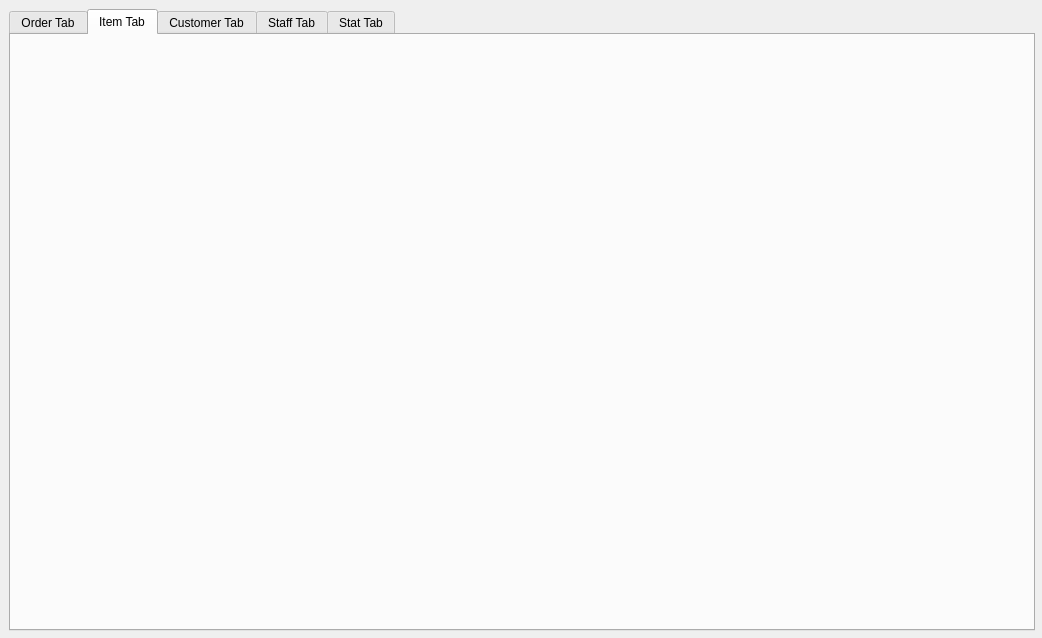
nivcoo/CESI-POO, file window/main/mainwindow.ui: the form before one commit.
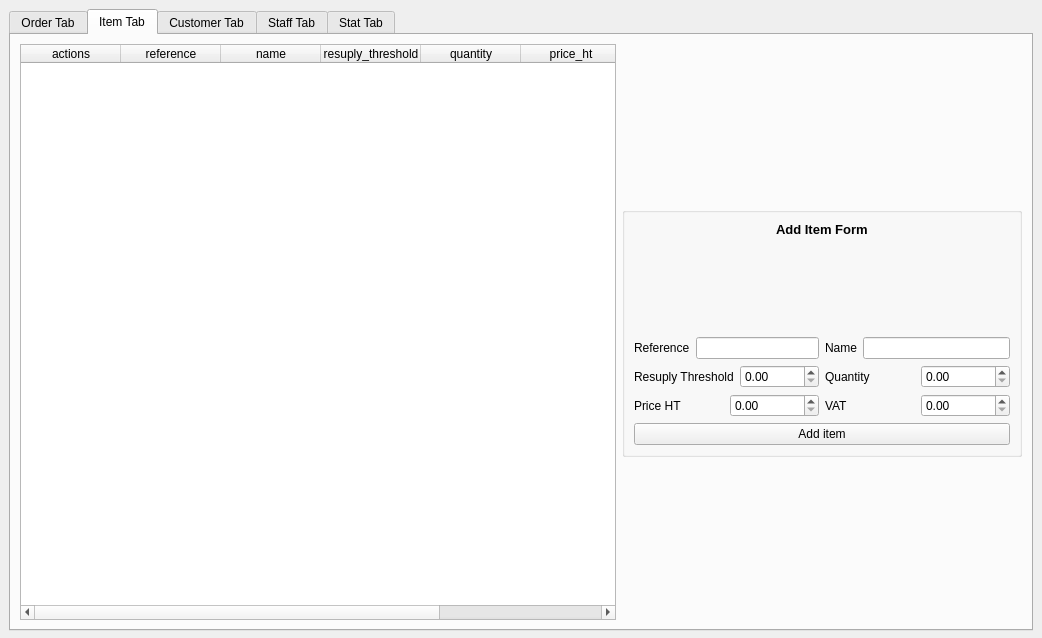
The form after the commit. The open tabs and pages were chosen to show the change.

Commit message: feat. add item tab

What changed in the file:
```diff
--- a/window/main/mainwindow.ui
+++ b/window/main/mainwindow.ui
@@ -54,7 +54,7 @@
        <widget class="QTabWidget" name="tabWidget">
         <property name="minimumSize">
          <size>
-          <width>1026</width>
+          <width>1000</width>
           <height>622</height>
          </size>
         </property>
@@ -73,6 +73,257 @@
          <attribute name="title">
           <string>Item Tab</string>
          </attribute>
+         <layout class="QHBoxLayout" name="horizontalLayout_5">
+          <item>
+           <layout class="QHBoxLayout" name="itemH1">
+            <item>
+             <widget class="QTableWidget" name="itemListTable">
+              <property name="autoFillBackground">
+               <bool>false</bool>
+              </property>
+              <property name="styleSheet">
+               <string notr="true"/>
+              </property>
+              <property name="editTriggers">
+               <set>QAbstractItemView::NoEditTriggers</set>
+              </property>
+              <property name="showGrid">
+               <bool>true</bool>
+              </property>
+              <property name="gridStyle">
+               <enum>Qt::SolidLine</enum>
+              </property>
+              <property name="sortingEnabled">
+               <bool>true</bool>
+              </property>
+              <attribute name="verticalHeaderShowSortIndicator" stdset="0">
+               <bool>false</bool>
+              </attribute>
+              <column>
+               <property name="text">
+                <string>actions</string>
+               </property>
+              </column>
+              <column>
+               <property name="text">
+                <string>reference</string>
+               </property>
+              </column>
+              <column>
+               <property name="text">
+                <string>name</string>
+               </property>
+              </column>
+              <column>
+               <property name="text">
+                <string>resuply_threshold</string>
+               </property>
+              </column>
+              <column>
+               <property name="text">
+                <string>quantity</string>
+               </property>
+              </column>
+              <column>
+               <property name="text">
+                <string>price_ht</string>
+               </property>
+              </column>
+              <column>
+               <property name="text">
+                <string>vat</string>
+               </property>
+              </column>
+             </widget>
+            </item>
+           </layout>
+          </item>
+          <item>
+           <widget class="QGroupBox" name="itemFormBox">
+            <property name="minimumSize">
+             <size>
+              <width>400</width>
+              <height>250</height>
+             </size>
+            </property>
+            <property name="maximumSize">
+             <size>
+              <width>400</width>
+              <height>250</height>
+             </size>
+            </property>
+            <layout class="QVBoxLayout" name="verticalLayout_3">
+             <property name="sizeConstraint">
+              <enum>QLayout::SetNoConstraint</enum>
+             </property>
+             <item>
+              <layout class="QVBoxLayout" name="itemFormTitleLayout">
+               <item alignment="Qt::AlignHCenter|Qt::AlignTop">
+                <widget class="QLabel" name="titleItem">
+                 <property name="sizePolicy">
+                  <sizepolicy hsizetype="Preferred" vsizetype="Preferred">
+                   <horstretch>0</horstretch>
+                   <verstretch>0</verstretch>
+                  </sizepolicy>
+                 </property>
+                 <property name="font">
+                  <font>
+                   <family>MS Shell Dlg 2</family>
+                   <pointsize>10</pointsize>
+                   <weight>75</weight>
+                   <bold>true</bold>
+                  </font>
+                 </property>
+                 <property name="accessibleName">
+                  <string>titleitem</string>
+                 </property>
+                 <property name="text">
+                  <string>Add Item Form</string>
+                 </property>
+                </widget>
+               </item>
+              </layout>
+             </item>
+             <item>
+              <widget class="QSpinBox" name="itemFormID">
+               <property name="acceptDrops">
+                <bool>false</bool>
+               </property>
+               <property name="accessibleName">
+                <string>itemFormID</string>
+               </property>
+               <property name="styleSheet">
+                <string notr="true">width:0px;
+                                                                    height:0px;
+                                                                    border:none;
+                                                                </string>
+               </property>
+              </widget>
+             </item>
+             <item>
+              <layout class="QHBoxLayout" name="itemH2">
+               <item>
+                <layout class="QHBoxLayout" name="itemH3">
+                 <item>
+                  <widget class="QLabel" name="itemL1">
+                   <property name="text">
+                    <string>Reference</string>
+                   </property>
+                  </widget>
+                 </item>
+                 <item>
+                  <widget class="QLineEdit" name="itemFormREF">
+                   <property name="styleSheet">
+                    <string notr="true"/>
+                   </property>
+                  </widget>
+                 </item>
+                </layout>
+               </item>
+               <item>
+                <layout class="QHBoxLayout" name="itemH4">
+                 <item>
+                  <widget class="QLabel" name="itemL2">
+                   <property name="text">
+                    <string>Name</string>
+                   </property>
+                  </widget>
+                 </item>
+                 <item>
+                  <widget class="QLineEdit" name="itemFormName"/>
+                 </item>
+                </layout>
+               </item>
+              </layout>
+             </item>
+             <item>
+              <layout class="QHBoxLayout" name="itemH2">
+               <item>
+                <layout class="QHBoxLayout" name="itemH3">
+                 <item>
+                  <widget class="QLabel" name="itemL3">
+                   <property name="text">
+                    <string>Resuply Threshold</string>
+                   </property>
+                  </widget>
+                 </item>
+                 <item>
+                  <widget class="QDoubleSpinBox" name="itemFormResuplyThreshold"/>
+                 </item>
+                </layout>
+               </item>
+               <item>
+                <layout class="QHBoxLayout" name="itemH4">
+                 <item>
+                  <widget class="QLabel" name="itemL4">
+                   <property name="text">
+                    <string>Quantity</string>
+                   </property>
+                  </widget>
+                 </item>
+                 <item>
+                  <widget class="QDoubleSpinBox" name="itemFormQuantity"/>
+                 </item>
+                </layout>
+               </item>
+              </layout>
+             </item>
+             <item>
+              <layout class="QHBoxLayout" name="itemH2">
+               <item>
+                <layout class="QHBoxLayout" name="itemH3">
+                 <item>
+                  <widget class="QLabel" name="itemL5">
+                   <property name="text">
+                    <string>Price HT</string>
+                   </property>
+                  </widget>
+                 </item>
+                 <item>
+                  <widget class="QDoubleSpinBox" name="itemFormPriceHT"/>
+                 </item>
+                </layout>
+               </item>
+               <item>
+                <layout class="QHBoxLayout" name="itemH4">
+                 <item>
+                  <widget class="QLabel" name="itemL6">
+                   <property name="text">
+                    <string>VAT</string>
+                   </property>
+                  </widget>
+                 </item>
+                 <item>
+                  <widget class="QDoubleSpinBox" name="itemFormVAT"/>
+                 </item>
+                </layout>
+               </item>
+              </layout>
+             </item>
+             <item>
+              <layout class="QHBoxLayout" name="itemH16">
+               <item>
+                <widget class="QPushButton" name="pushButtonAddItem">
+                 <property name="cursor">
+                  <cursorShape>PointingHandCursor</cursorShape>
+                 </property>
+                 <property name="accessibleName">
+                  <string>pushButtonAdditem</string>
+                 </property>
+                 <property name="autoFillBackground">
+                  <bool>false</bool>
+                 </property>
+                 <property name="text">
+                  <string>Add item</string>
+                 </property>
+                </widget>
+               </item>
+              </layout>
+             </item>
+            </layout>
+           </widget>
+          </item>
+         </layout>
         </widget>
         <widget class="QWidget" name="customerTab">
          <property name="styleSheet">
```
Left out of the diff: 18 changed lines with no effect on the pictures. The commit also changes 1 other file.
